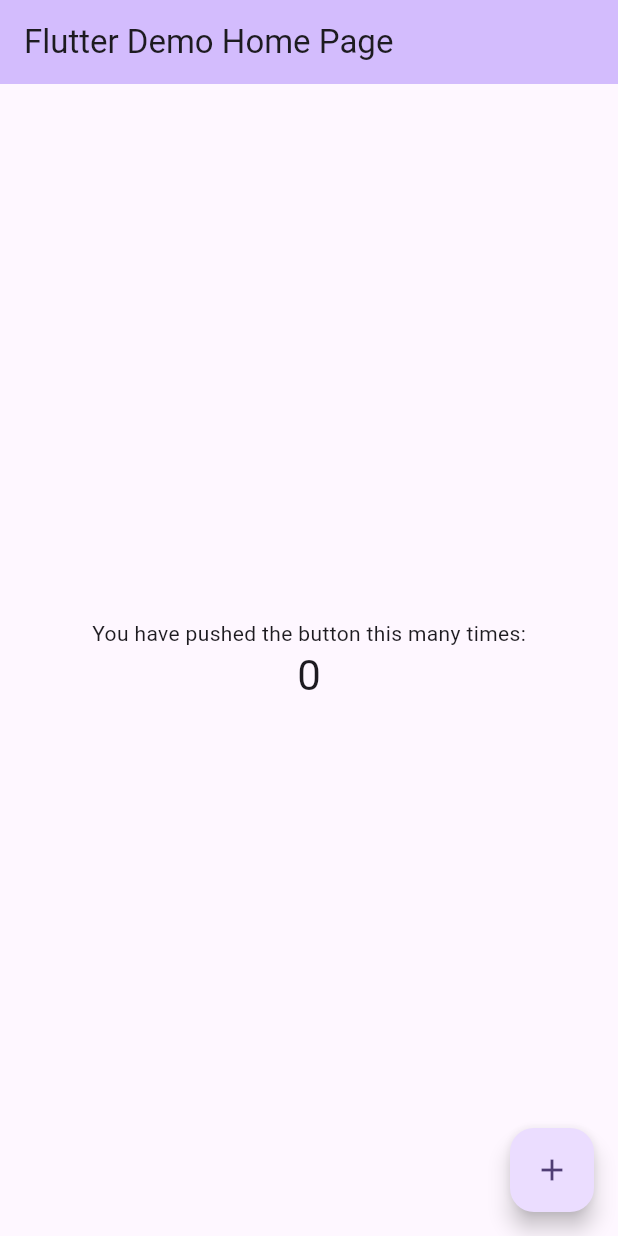
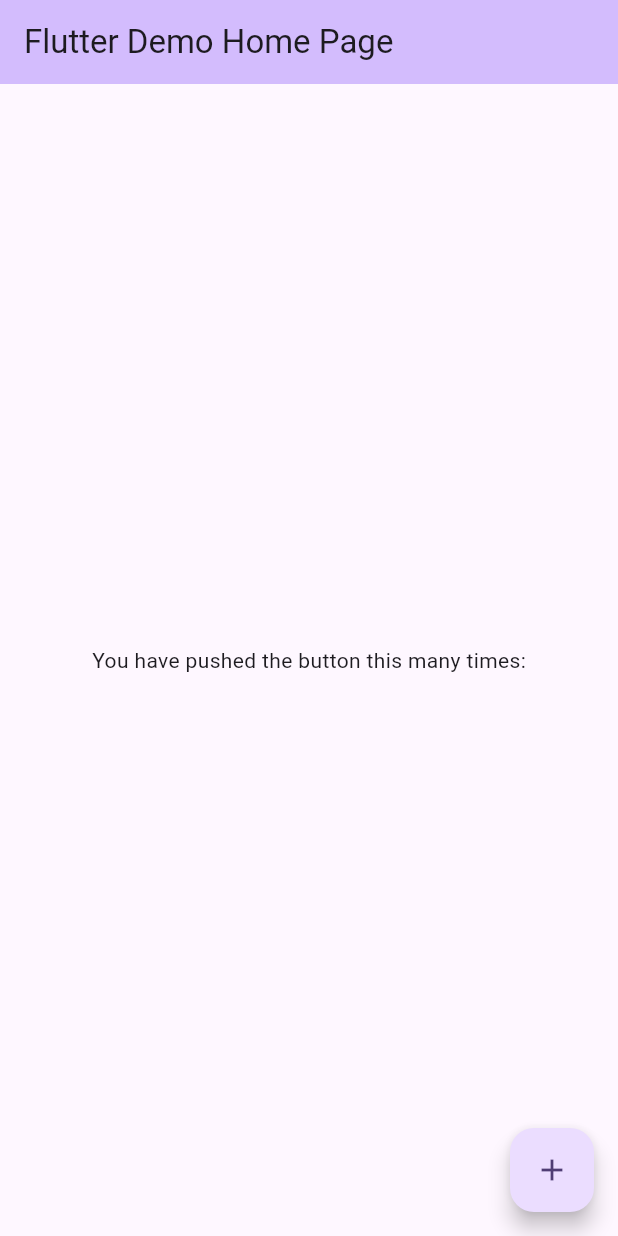
Before and after one commit to Pelz22/programming, a Flutter app: the screen it shows after launch, on a phone screen of 412 x 824 dp. Run offline on Flutter 3.47's test engine with Material 3 defaults, Android fonts, the phone set to English and light mode, and no system bars.

Commit message:
remove counter

```diff
--- a/sandwitch_shop/lib/main.dart
+++ b/sandwitch_shop/lib/main.dart
@@ -54,7 +54,6 @@ class MyHomePage extends StatefulWidget {
 }
 
 class _MyHomePageState extends State<MyHomePage> {
-  int _counter = 0;
 
   void _incrementCounter() {
     setState(() {
@@ -63,7 +62,6 @@ class _MyHomePageState extends State<MyHomePage> {
       // so that the display can reflect the updated values. If we changed
       // _counter without calling setState(), then the build method would not be
       // called again, and so nothing would appear to happen.
-      _counter++;
     });
   }
 
@@ -105,10 +103,6 @@ class _MyHomePageState extends State<MyHomePage> {
           mainAxisAlignment: MainAxisAlignment.center,
           children: <Widget>[
             const Text('You have pushed the button this many times:'),
-            Text(
-              '$_counter',
-              style: Theme.of(context).textTheme.headlineMedium,
-            ),
           ],
         ),
       ),
```
